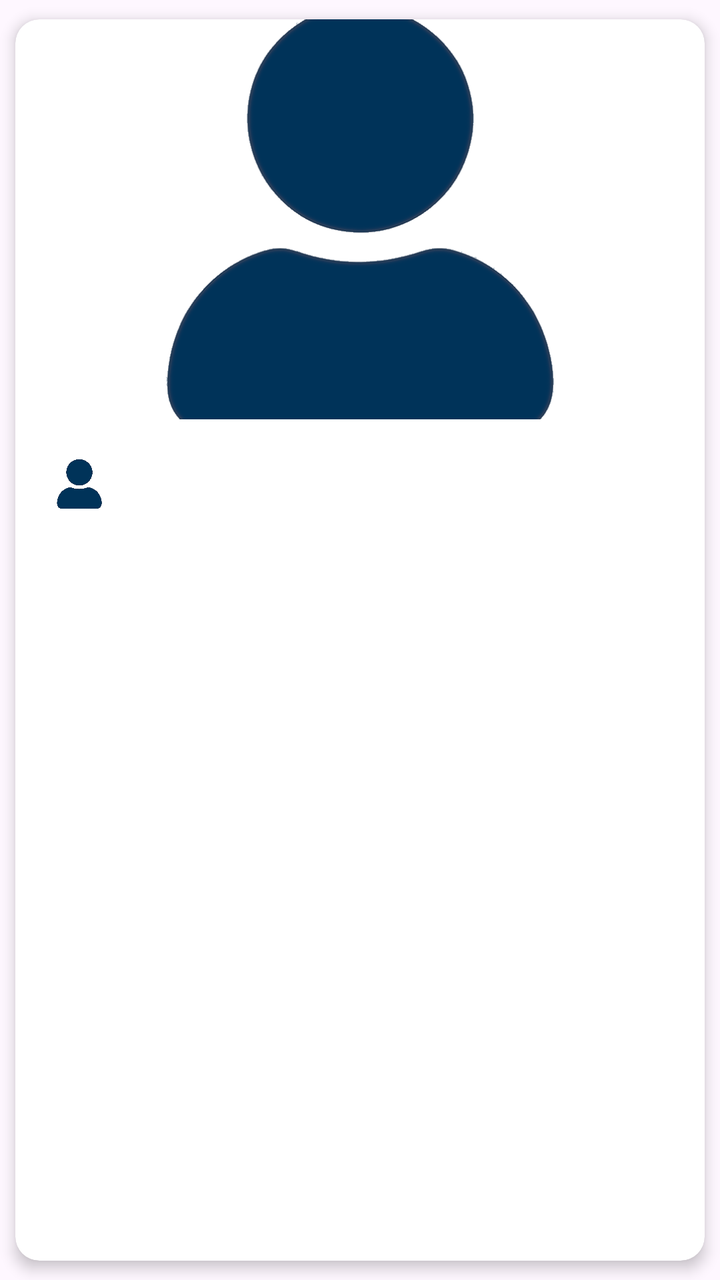
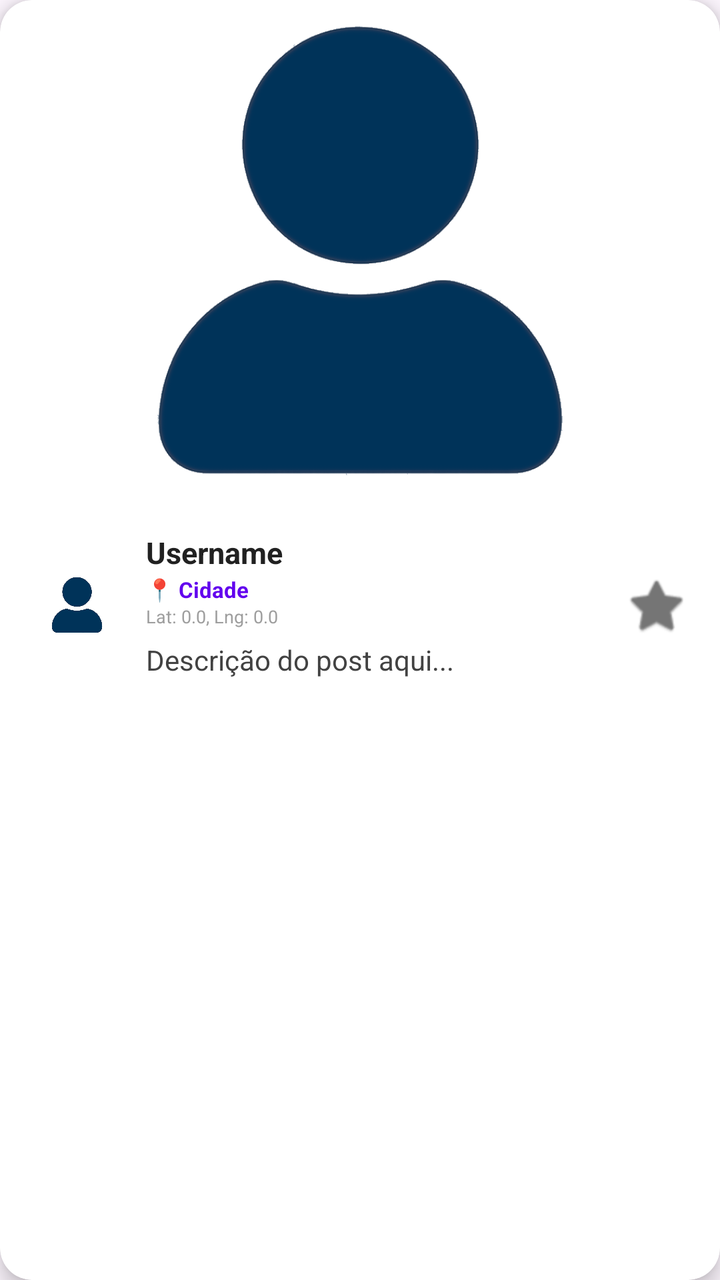

The first picture is an Android layout as it rendered before a commit; the second is the same layout after the commit. The layout source and the unified diff follow.
<!-- AndroidManifest.xml: application theme Theme.MicroRedeSocial -->
<!-- res/layout/post_item.xml -->
<?xml version="1.0" encoding="utf-8"?>
<androidx.cardview.widget.CardView
    xmlns:android="http://schemas.android.com/apk/res/android"
    xmlns:app="http://schemas.android.com/apk/res-auto"
    android:layout_width="match_parent"
    android:layout_height="wrap_content"
    android:layout_marginBottom="12dp"
    app:cardCornerRadius="12dp"
    app:cardElevation="4dp"
    app:cardUseCompatPadding="true">

    <LinearLayout
        android:layout_width="match_parent"
        android:layout_height="wrap_content"
        android:orientation="vertical">

        <ImageView
            android:id="@+id/imagemPost"
            android:layout_width="match_parent"
            android:layout_height="200dp"
            android:scaleType="centerCrop"
            android:src="@drawable/empty_profile"
            android:contentDescription="Imagem do post"/>


        <LinearLayout
            android:layout_width="match_parent"
            android:layout_height="wrap_content"
            android:orientation="horizontal"
            android:padding="12dp"
            android:gravity="center_vertical">

            <ImageView
                android:id="@+id/imagemPerfil"
                android:layout_width="40dp"
                android:layout_height="40dp"
                android:src="@drawable/empty_profile"
                android:scaleType="centerCrop"/>

            <LinearLayout
                android:layout_width="0dp"
                android:layout_height="wrap_content"
                android:layout_weight="1"
                android:orientation="vertical"
                android:layout_marginStart="10dp">

                <TextView
                    android:id="@+id/textUsername"
                    android:layout_width="wrap_content"
                    android:layout_height="wrap_content"
                    android:textStyle="bold"
                    android:textSize="14sp"/>

                <TextView
                    android:id="@+id/textTexto"
                    android:layout_width="wrap_content"
                    android:layout_height="wrap_content"
                    android:textSize="13sp"
                    android:layout_marginTop="4dp"/>

            </LinearLayout>

        </LinearLayout>

    </LinearLayout>

</androidx.cardview.widget.CardView>
<!-- resources referenced by this layout -->
<resources>
  <!-- drawable empty_profile: png bitmap (drawable, 66658 bytes) -->
  <style name="Theme.MicroRedeSocial" parent="Base.Theme.MicroRedeSocial" />
  <style name="Base.Theme.MicroRedeSocial" parent="Theme.Material3.DayNight.NoActionBar">
          
          
      </style>
</resources>

<!-- the commit's change to res/layout/post_item.xml (unified diff, before → after) -->
@@ -4,10 +4,10 @@
     xmlns:app="http://schemas.android.com/apk/res-auto"
     android:layout_width="match_parent"
     android:layout_height="wrap_content"
-    android:layout_marginBottom="12dp"
-    app:cardCornerRadius="12dp"
-    app:cardElevation="4dp"
-    app:cardUseCompatPadding="true">
+    android:layout_marginHorizontal="12dp"
+    android:layout_marginBottom="16dp"
+    app:cardCornerRadius="16dp"
+    app:cardElevation="6dp">
 
     <LinearLayout
         android:layout_width="match_parent"
@@ -17,48 +17,90 @@
         <ImageView
             android:id="@+id/imagemPost"
             android:layout_width="match_parent"
-            android:layout_height="200dp"
+            android:layout_height="250dp"
             android:scaleType="centerCrop"
             android:src="@drawable/empty_profile"
-            android:contentDescription="Imagem do post"/>
-
+            android:contentDescription="Imagem do post" />
 
         <LinearLayout
             android:layout_width="match_parent"
             android:layout_height="wrap_content"
             android:orientation="horizontal"
-            android:padding="12dp"
+            android:padding="16dp"
             android:gravity="center_vertical">
 
-            <ImageView
-                android:id="@+id/imagemPerfil"
-                android:layout_width="40dp"
-                android:layout_height="40dp"
-                android:src="@drawable/empty_profile"
-                android:scaleType="centerCrop"/>
+            <androidx.cardview.widget.CardView
+                android:layout_width="45dp"
+                android:layout_height="45dp"
+                app:cardCornerRadius="22.5dp"
+                app:cardElevation="0dp">
+
+                <ImageView
+                    android:id="@+id/imagemPerfil"
+                    android:layout_width="match_parent"
+                    android:layout_height="match_parent"
+                    android:scaleType="centerCrop"
+                    android:src="@drawable/empty_profile" />
+            </androidx.cardview.widget.CardView>
 
             <LinearLayout
                 android:layout_width="0dp"
                 android:layout_height="wrap_content"
                 android:layout_weight="1"
                 android:orientation="vertical"
-                android:layout_marginStart="10dp">
+                android:layout_marginStart="12dp">
 
                 <TextView
                     android:id="@+id/textUsername"
                     android:layout_width="wrap_content"
                     android:layout_height="wrap_content"
                     android:textStyle="bold"
-                    android:textSize="14sp"/>
+                    android:textColor="#212121"
+                    android:textSize="15sp"
+                    android:text="Username" />
+
+                <LinearLayout
+                    android:layout_width="wrap_content"
+                    android:layout_height="wrap_content"
+                    android:orientation="vertical"
+                    android:layout_marginTop="1dp">
+
+                    <TextView
+                        android:id="@+id/textLocalizacao"
+                        android:layout_width="wrap_content"
+                        android:layout_height="wrap_content"
+                        android:textSize="11sp"
+                        android:textStyle="bold"
+                        android:textColor="#6200EE"
+                        android:text="📍 Cidade" />
+
+                    <TextView
+                        android:id="@+id/textCoordenadas"
+                        android:layout_width="wrap_content"
+                        android:layout_height="wrap_content"
+                        android:textSize="9sp"
+                        android:textColor="#9E9E9E"
+                        android:text="Lat: 0.0, Lng: 0.0" />
+                </LinearLayout>
 
                 <TextView
                     android:id="@+id/textTexto"
                     android:layout_width="wrap_content"
                     android:layout_height="wrap_content"
-                    android:textSize="13sp"
-                    android:layout_marginTop="4dp"/>
+                    android:textSize="14sp"
+                    android:textColor="#424242"
+                    android:layout_marginTop="6dp"
+                    android:text="Descrição do post aqui..." />
 
             </LinearLayout>
+
+            <ImageButton
+                android:id="@+id/btnLike"
+                android:layout_width="32dp"
+                android:layout_height="32dp"
+                android:background="?attr/selectableItemBackgroundBorderless"
+                android:src="@android:drawable/btn_star_big_off"
+                app:tint="#757575" />
 
         </LinearLayout>
 
